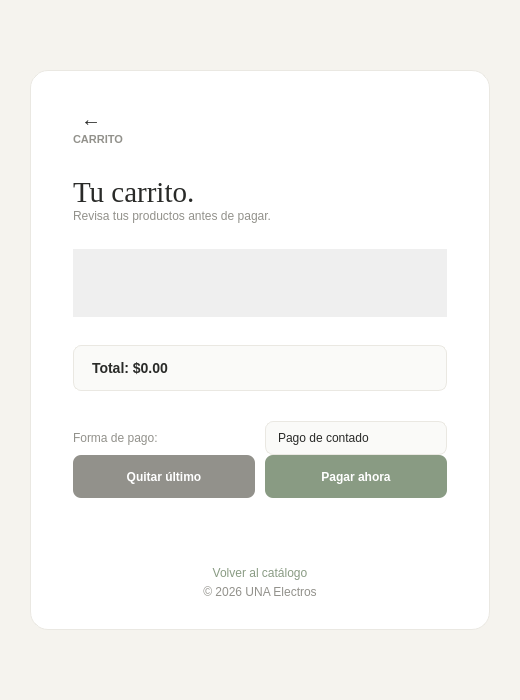
AntonyEduardoAguirre/proyectoprogramacion2, file proyecto progra/carrito.ui: the form before one commit.
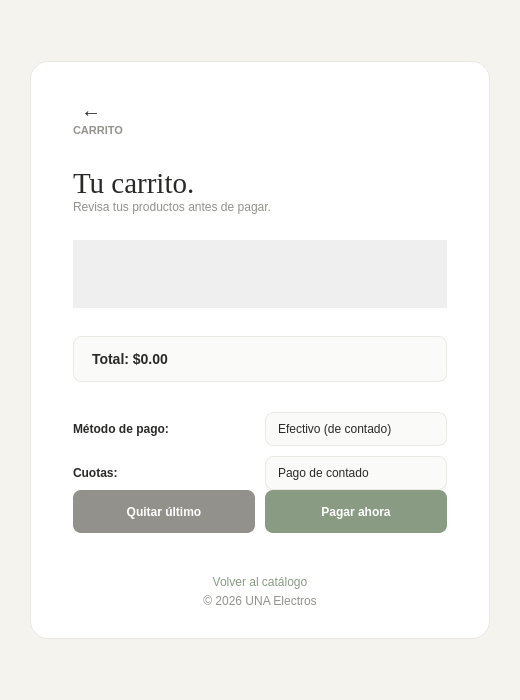
The form after the commit.

Commit message:
forma de poner saldo
avanse posiblmente temporal

```diff
--- a/proyecto progra/carrito.ui
+++ b/proyecto progra/carrito.ui
@@ -110,12 +110,13 @@
 QPushButton#btnFlecha:hover {
 	background: #EAE8E2;
 }
-QLabel#lblFormaPago {
-	color: #92918B;
+QLabel#lblFormaPago, QLabel#lblMetodo {
+	color: #292A28;
 	font-family: &quot;Segoe UI&quot;;
 	font-size: 12px;
+	font-weight: 600;
 }
-QComboBox#cmbCuotas {
+QComboBox#cmbCuotas, QComboBox#cmbMetodo {
 	background: #FAFAF8;
 	border: 1px solid #EAE8E2;
 	border-radius: 8px;
@@ -123,9 +124,19 @@
 	font-size: 12px;
 	color: #292A28;
 }
-QComboBox#cmbCuotas::drop-down {
+QComboBox#cmbCuotas::drop-down, QComboBox#cmbMetodo::drop-down {
 	border: none;
 }
+QComboBox#cmbCuotas:disabled, QComboBox#cmbMetodo:disabled {
+	color: #92918B;
+	background: #F5F3EE;
+}
+QComboBox QAbstractItemView {
+	background: #FFFFFF;
+	color: #292A28;
+	selection-background-color: #E5EAE2;
+	selection-color: #292A28;
+}
 QScrollArea {
 	background: transparent;
 	border: none;
@@ -369,6 +380,50 @@
           </property>
          </spacer>
         </item>
+        <item>
+         <layout class="QHBoxLayout" name="layoutMetodo">
+          <property name="spacing">
+           <number>10</number>
+          </property>
+          <item>
+           <widget class="QLabel" name="lblMetodo">
+            <property name="text">
+             <string>Método de pago:</string>
+            </property>
+           </widget>
+          </item>
+          <item>
+           <widget class="QComboBox" name="cmbMetodo">
+            <item>
+             <property name="text">
+              <string>Efectivo (de contado)</string>
+             </property>
+            </item>
+            <item>
+             <property name="text">
+              <string>Tarjeta</string>
+             </property>
+            </item>
+           </widget>
+          </item>
+         </layout>
+        </item>
+        <item>
+         <spacer name="spacerMetodo">
+          <property name="orientation">
+           <enum>Qt::Orientation::Vertical</enum>
+          </property>
+          <property name="sizeType">
+           <enum>QSizePolicy::Policy::Fixed</enum>
+          </property>
+          <property name="sizeHint" stdset="0">
+           <size>
+            <width>20</width>
+            <height>10</height>
+           </size>
+          </property>
+         </spacer>
+        </item>
         <item>
          <layout class="QHBoxLayout" name="layoutCuotas">
           <property name="spacing">
@@ -377,7 +432,7 @@
           <item>
            <widget class="QLabel" name="lblFormaPago">
             <property name="text">
-             <string>Forma de pago:</string>
+             <string>Cuotas:</string>
             </property>
            </widget>
           </item>
```
The commit also changes 14 other files.
